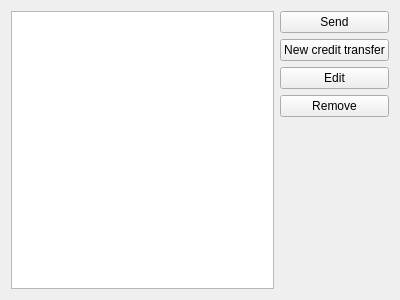
Qt form kmymoney/views/konlinejoboutbox.ui (KDE/kmymoney) before a commit.
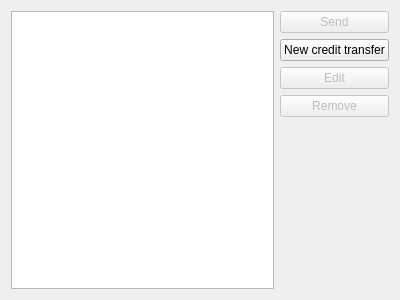
The same form after that commit. Icons and pictures are not drawn. Custom widgets are drawn as their Qt base class.

Commit message:
Improved dynamics of the buttons in the outbox
The buttons are only enabled in case at least one transaction is
selected. The edit button is only enabled if exactly one transaction is
selected.

The edit to the form file:
```diff
--- a/kmymoney/views/konlinejoboutbox.ui
+++ b/kmymoney/views/konlinejoboutbox.ui
@@ -45,6 +45,9 @@
    </item>
    <item row="0" column="1">
     <widget class="KPushButton" name="m_buttonSend">
+     <property name="enabled">
+      <bool>false</bool>
+     </property>
      <property name="text">
       <string>Send</string>
      </property>
@@ -57,6 +60,9 @@
    </item>
    <item row="3" column="1">
     <widget class="KPushButton" name="m_buttonRemove">
+     <property name="enabled">
+      <bool>false</bool>
+     </property>
      <property name="text">
       <string>Remove</string>
      </property>
@@ -69,6 +75,9 @@
    </item>
    <item row="2" column="1">
     <widget class="KPushButton" name="m_buttonEdit">
+     <property name="enabled">
+      <bool>false</bool>
+     </property>
      <property name="text">
       <string>Edit</string>
      </property>
```
The commit also changes 2 other files.
